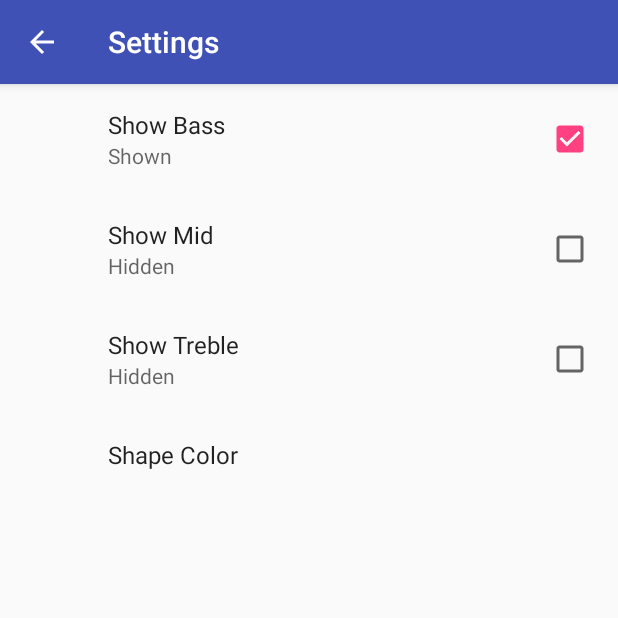
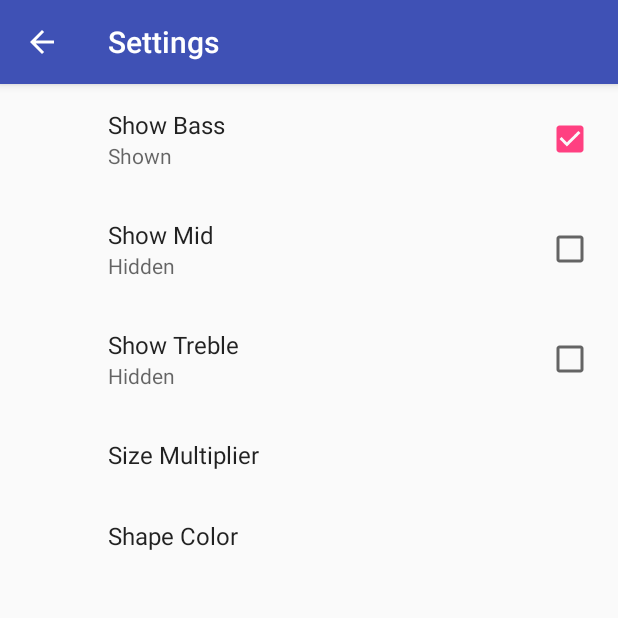
Before and after one commit to emulatalk1/VisualizerPreferences, an Android app: the screen it shows after launch (SettingsActivity), in the options menu, after a tap on "Settings", on a phone screen of 412 x 824 dp, the top half of it. Run offline under Robolectric (Android 15) with nearby library versions, the phone set to English and light mode, and no system bars; our stand-ins replace androidx.preference; 1 statement that could not run was skipped.

Commit message:
Add EditextPreference to edit size for shape

```diff
--- a/app/src/main/java/com/vnspectre/visualizerpreferences/AudioVisuals/VisualizerView.java
+++ b/app/src/main/java/com/vnspectre/visualizerpreferences/AudioVisuals/VisualizerView.java
@@ -243,7 +243,7 @@ public class VisualizerView extends View {
      * Sets the scale for the minimum size of the shape.
      * @param scale the scale for the size of the shape.
      */
-    public void setMinSizeScale(int scale) {
+    public void setMinSizeScale(float scale) {
         TrailedShape.setMinSize(MIN_SIZE_DEFAULT * scale);
     }
 
--- a/app/src/main/java/com/vnspectre/visualizerpreferences/SettingsFragment.java
+++ b/app/src/main/java/com/vnspectre/visualizerpreferences/SettingsFragment.java
@@ -3,16 +3,20 @@ package com.vnspectre.visualizerpreferences;
 import android.content.SharedPreferences;
 import android.os.Bundle;
 import android.support.v7.preference.CheckBoxPreference;
+import android.support.v7.preference.EditTextPreference;
 import android.support.v7.preference.ListPreference;
 import android.support.v7.preference.Preference;
 import android.support.v7.preference.PreferenceFragmentCompat;
 import android.support.v7.preference.PreferenceScreen;
 
+import static android.content.SharedPreferences.*;
+
+
 /**
  * Created by Spectre on 10/24/17.
  */
 
-public class SettingsFragment extends PreferenceFragmentCompat implements SharedPreferences.OnSharedPreferenceChangeListener{
+public class SettingsFragment extends PreferenceFragmentCompat implements OnSharedPreferenceChangeListener{
     @Override
     public void onCreatePreferences(Bundle savedInstanceState, String rootKey) {
         addPreferencesFromResource(R.xml.pref_visualizer);
@@ -36,8 +40,10 @@ public class SettingsFragment extends PreferenceFragmentCompat implements Shared
     // call setPreferenceSummary on the changed preference
     @Override
     public void onSharedPreferenceChanged(SharedPreferences sharedPreferences, String key) {
+        // Figure out which preference was changed.
         Preference preference = findPreference(key);
         if (preference != null) {
+            // Updates the summary for the preference.
             if (!(preference instanceof CheckBoxPreference)) {
                 String value = sharedPreferences.getString(preference.getKey(), "");
                 setPreferenceSummary(preference, value);
@@ -62,6 +68,9 @@ public class SettingsFragment extends PreferenceFragmentCompat implements Shared
                 //Set the summary to that label.
                 listPreference.setSummary(listPreference.getEntries()[prefIndex]);
             }
+        } else if (preference instanceof EditTextPreference) {
+            // For EditTextPreferences, set the summary to the value's simple string representation.
+            preference.setSummary(value);
         }
     }
 
--- a/app/src/main/java/com/vnspectre/visualizerpreferences/VisualizerActivity.java
+++ b/app/src/main/java/com/vnspectre/visualizerpreferences/VisualizerActivity.java
@@ -43,9 +43,10 @@ public class VisualizerActivity extends AppCompatActivity implements SharedPrefe
         mVisualizerView.setShowBass(sharedPreferences.getBoolean(getString(R.string.pref_show_bass_key), getResources().getBoolean(R.bool.pref_show_bass_default)));
         mVisualizerView.setShowMid(sharedPreferences.getBoolean(getString(R.string.pref_show_mid_range_key), getResources().getBoolean(R.bool.pref_show_mid_range_default)));
         mVisualizerView.setShowTreble(sharedPreferences.getBoolean(getString(R.string.pref_show_treble_key), getResources().getBoolean(R.bool.pref_show_treble_default)));
-        mVisualizerView.setMinSizeScale(1);
+        //mVisualizerView.setMinSizeScale(1);
         //mVisualizerView.setColor(getString(R.string.pref_color_red_value));
         loadColorFromPreferences(sharedPreferences);
+        loadSizeFromSharedPreferences(sharedPreferences);
 
         // Register the listener
         sharedPreferences.registerOnSharedPreferenceChangeListener(this);
@@ -53,6 +54,11 @@ public class VisualizerActivity extends AppCompatActivity implements SharedPrefe
 
     private void loadColorFromPreferences(SharedPreferences sharedPreferences) {
         mVisualizerView.setColor(sharedPreferences.getString(getString(R.string.pref_color_key), getString(R.string.pref_color_red_value)));
+    }
+
+    private void loadSizeFromSharedPreferences(SharedPreferences sharedPreferences) {
+        float minSize = Float.parseFloat(sharedPreferences.getString(getString(R.string.pref_size_key), getString(R.string.pref_size_default)));
+        mVisualizerView.setMinSizeScale(minSize);
     }
 
     /**
@@ -155,6 +161,9 @@ public class VisualizerActivity extends AppCompatActivity implements SharedPrefe
             mVisualizerView.setShowTreble(sharedPreferences.getBoolean(getString(R.string.pref_show_treble_key), getResources().getBoolean(R.bool.pref_show_treble_default)));
         } else if (key.equals(getString(R.string.pref_color_key))) {
             loadColorFromPreferences(sharedPreferences);
+        } else if (key.equals(getString(R.string.pref_size_key))) {
+            float minSize = Float.parseFloat(sharedPreferences.getString(getString(R.string.pref_size_key), "1.0"));
+            mVisualizerView.setMinSizeScale(minSize);
         }
     }
 
--- a/app/src/main/res/values/strings.xml
+++ b/app/src/main/res/values/strings.xml
@@ -37,4 +37,9 @@
     <!-- Value in SharedPreferences for green color option -->
     <string name="pref_color_green_value" translatable="false">green</string>
     <string name="action_settings">Settings</string>
+
+    <!-- Value in SharedPreferences for Size Multiplier-->
+    <string name="pref_size_key">size</string>
+    <string name="pref_size_label">Size Multiplier</string>
+    <string name="pref_size_default">1</string>
 </resources>
--- a/app/src/main/res/xml/pref_visualizer.xml
+++ b/app/src/main/res/xml/pref_visualizer.xml
@@ -22,6 +22,11 @@
         android:title="@string/pref_show_treble_label"
         android:key="@string/pref_show_treble_key"/>
 
+    <EditTextPreference
+        android:defaultValue="@string/pref_size_default"
+        android:key="@string/pref_size_key"
+        android:title="@string/pref_size_label"/>
+
     <ListPreference
         android:defaultValue="@string/pref_color_red_value"
         android:entries="@array/pref_color_option_labels"
```
